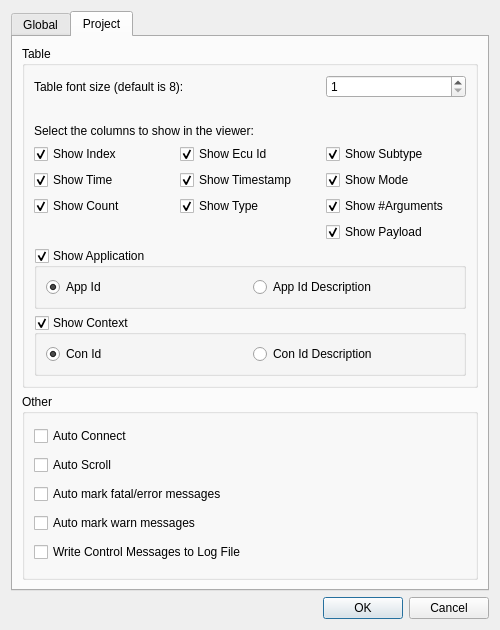
Old version of the form src/settingsdialog.ui in the repository COVESA/dlt-viewer.
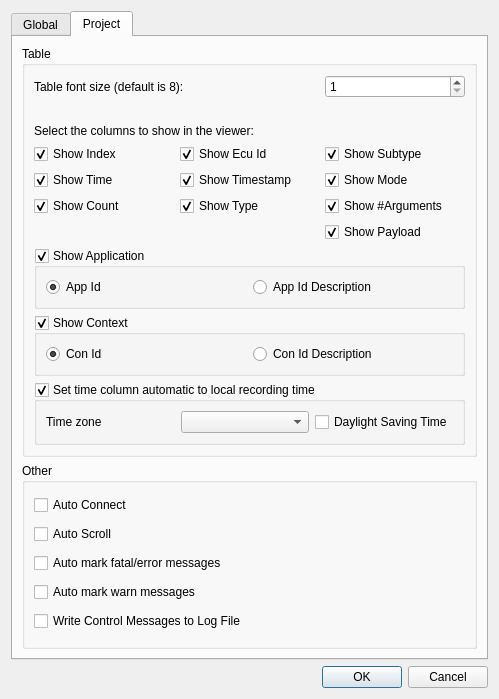
New version of the form. Icons and pictures are not drawn.

Commit message: [GDLT-122] Time parameter is always local time fixed

Diff of the .ui file:
```diff
--- a/src/settingsdialog.ui
+++ b/src/settingsdialog.ui
@@ -6,8 +6,8 @@
    <rect>
     <x>0</x>
     <y>0</y>
-    <width>500</width>
-    <height>630</height>
+    <width>499</width>
+    <height>699</height>
    </rect>
   </property>
   <property name="windowTitle">
@@ -185,7 +185,7 @@
           </item>
           <item row="1" column="0">
            <layout class="QGridLayout" name="gridLayout_3">
-            <item row="3" column="0">
+            <item row="5" column="0">
              <widget class="QCheckBox" name="checkBoxIndex">
               <property name="text">
                <string>Show Index</string>
@@ -195,7 +195,7 @@
               </property>
              </widget>
             </item>
-            <item row="3" column="1">
+            <item row="5" column="1">
              <widget class="QCheckBox" name="checkBoxEcuid">
               <property name="text">
                <string>Show Ecu Id</string>
@@ -205,7 +205,7 @@
               </property>
              </widget>
             </item>
-            <item row="3" column="2">
+            <item row="5" column="2">
              <widget class="QCheckBox" name="checkBoxSubtype">
               <property name="text">
                <string>Show Subtype</string>
@@ -215,7 +215,7 @@
               </property>
              </widget>
             </item>
-            <item row="4" column="0">
+            <item row="6" column="0">
              <widget class="QCheckBox" name="checkBoxTime">
               <property name="text">
                <string>Show Time</string>
@@ -225,7 +225,7 @@
               </property>
              </widget>
             </item>
-            <item row="4" column="2">
+            <item row="6" column="2">
              <widget class="QCheckBox" name="checkBoxMode">
               <property name="text">
                <string>Show Mode</string>
@@ -235,7 +235,7 @@
               </property>
              </widget>
             </item>
-            <item row="5" column="2">
+            <item row="7" column="2">
              <widget class="QCheckBox" name="checkBoxNoar">
               <property name="text">
                <string>Show #Arguments</string>
@@ -245,7 +245,7 @@
               </property>
              </widget>
             </item>
-            <item row="4" column="1">
+            <item row="6" column="1">
              <widget class="QCheckBox" name="checkBoxTimestamp">
               <property name="text">
                <string>Show Timestamp</string>
@@ -255,7 +255,7 @@
               </property>
              </widget>
             </item>
-            <item row="5" column="0">
+            <item row="7" column="0">
              <widget class="QCheckBox" name="checkBoxCount">
               <property name="text">
                <string>Show Count</string>
@@ -265,7 +265,7 @@
               </property>
              </widget>
             </item>
-            <item row="5" column="1">
+            <item row="7" column="1">
              <widget class="QCheckBox" name="checkBoxType">
               <property name="text">
                <string>Show Type</string>
@@ -275,7 +275,7 @@
               </property>
              </widget>
             </item>
-            <item row="6" column="2">
+            <item row="8" column="2">
              <widget class="QCheckBox" name="checkBoxPayload">
               <property name="text">
                <string>Show Payload</string>
@@ -285,28 +285,28 @@
               </property>
              </widget>
             </item>
-            <item row="1" column="0">
+            <item row="3" column="0">
              <widget class="QLabel" name="labelSpacer">
               <property name="text">
                <string/>
               </property>
              </widget>
             </item>
-            <item row="2" column="0" colspan="2">
+            <item row="4" column="0" colspan="2">
              <widget class="QLabel" name="labelShowColumn">
               <property name="text">
                <string>Select the columns to show in the viewer:</string>
               </property>
              </widget>
             </item>
-            <item row="0" column="0" colspan="2">
+            <item row="2" column="0" colspan="2">
              <widget class="QLabel" name="labelFontSize">
               <property name="text">
                <string>Table font size (default is 8):</string>
               </property>
              </widget>
             </item>
-            <item row="0" column="2">
+            <item row="2" column="2">
              <widget class="QSpinBox" name="spinBoxFontSize">
               <property name="toolTip">
                <string>Range between 1 and 20</string>
@@ -362,10 +362,39 @@
             </layout>
            </widget>
           </item>
+          <item row="4" column="0">
+           <widget class="QGroupBox" name="groupBoxAutomaticTimeSettings">
+            <property name="title">
+             <string>Set time column automatic to local recording time</string>
+            </property>
+            <property name="checkable">
+             <bool>true</bool>
+            </property>
+            <layout class="QHBoxLayout" name="horizontalLayout_3">
+             <item>
+              <widget class="QLabel" name="labelTimezone">
+               <property name="text">
+                <string>Time zone</string>
+               </property>
+              </widget>
+             </item>
+             <item>
+              <widget class="QComboBox" name="comboBoxUTCOffset"/>
+             </item>
+             <item>
+              <widget class="QCheckBox" name="checkBoxDST">
+               <property name="text">
+                <string>Daylight Saving Time</string>
+               </property>
+              </widget>
+             </item>
+            </layout>
+           </widget>
+          </item>
          </layout>
         </widget>
        </item>
-       <item row="1" column="0">
+       <item row="2" column="0">
         <widget class="QGroupBox" name="groupBox_2">
          <property name="title">
           <string>Other</string>
```
The commit also changes 7 other files.
